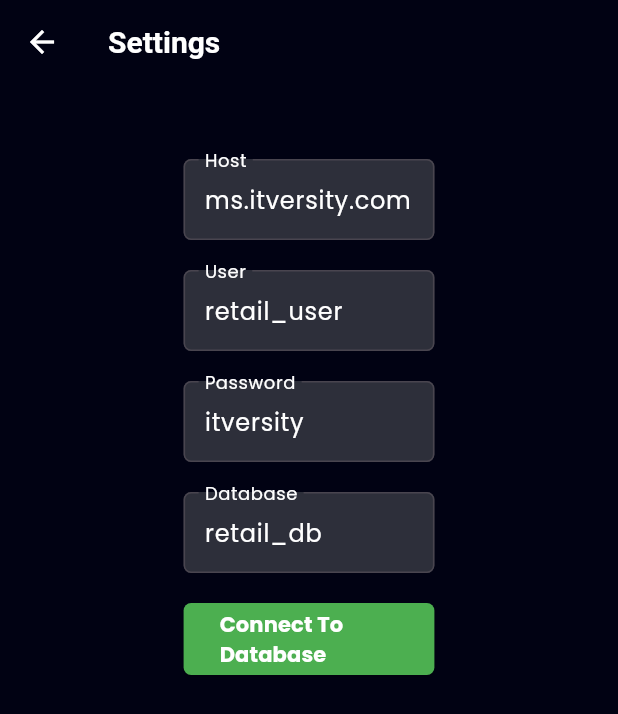
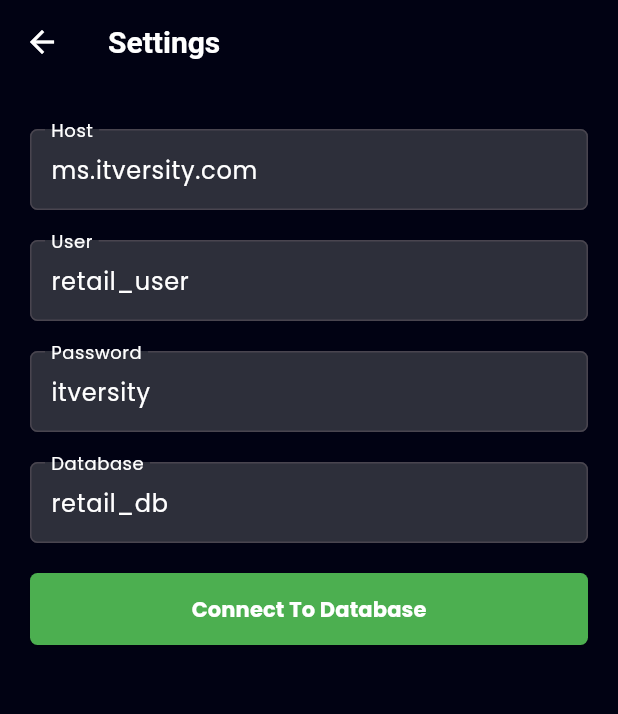
Before and after one commit to Rohit-554/reboot_h4b, a Flutter app: the ChatPage screen opened directly, after a tap on the "settings" icon, on a phone screen of 412 x 824 dp. Shown: the top 714 px of the screen. Run offline on Flutter 3.47's test engine with Material 3 defaults, Android fonts, the light colour scheme and no system bars; our stand-ins replace dio, flutter_markdown, flutter_riverpod, get_it, google_fonts, loading_animation_widget and 2 more; missing offline and left inert: glowy_borders; accounts and stored records are empty; network calls fail.

Commit message:
mediator page added

```diff
--- /dev/null
+++ b/devtools_options.yaml
@@ -0,0 +1,3 @@
+description: This file stores settings for Dart & Flutter DevTools.
+documentation: https://docs.flutter.dev/tools/devtools/extensions#configure-extension-enablement-states
+extensions:
--- a/lib/main.dart
+++ b/lib/main.dart
@@ -36,7 +36,7 @@ class _MyAppState extends State<MyApp> {
           appBarTheme: appBarTheme(),
           useMaterial3: true,
         ),
-        home: const MediatorPage()
+        home: const LandingPage()
     );
   }
 }
--- a/lib/presentation/settingsPage.dart
+++ b/lib/presentation/settingsPage.dart
@@ -9,7 +9,7 @@ import 'package:tiktik_v/presentation/use_case/get_chat_use_case.dart';
 import 'package:tiktik_v/provider/StateProviders.dart';
 
 import '../injection_container.dart';
-
+import 'mediator.dart';
 
 class ConnectionScreen extends ConsumerStatefulWidget {
   const ConnectionScreen({super.key});
@@ -24,7 +24,14 @@ class _ConnectionScreenState extends ConsumerState<ConnectionScreen> {
   TextEditingController user = TextEditingController(text: '');
   TextEditingController password = TextEditingController(text: '');
   TextEditingController dataBase = TextEditingController(text: '');
-  initTextControllers() async {
+
+  @override
+  void initState() {
+    super.initState();
+    initTextControllers();
+  }
+
+  Future<void> initTextControllers() async {
     SharedPreferences prefs = await SharedPreferences.getInstance();
     host.text = ref.read(hostProvider);
     user.text = ref.read(userProvider);
@@ -32,18 +39,11 @@ class _ConnectionScreenState extends ConsumerState<ConnectionScreen> {
     dataBase.text = ref.read(databaseProvider).toString();
   }
 
-
-  updateProviders() {
+  void updateProviders() {
     ref.read(hostProvider.notifier).state = host.text;
     ref.read(userProvider.notifier).state = user.text;
     ref.read(passwordProvider.notifier).state = password.text;
     ref.read(databaseProvider.notifier).state = dataBase.text;
-  }
-
-  @override
-  void initState() {
-    super.initState();
-    initTextControllers();
   }
 
   @override
@@ -52,6 +52,7 @@ class _ConnectionScreenState extends ConsumerState<ConnectionScreen> {
     double height = MediaQuery.of(context).size.height;
     bool isConnectedToLg = ref.watch(isDatabaseConnected);
     double paddingValue = width * 0.2;
+
     return SafeArea(
       child: Scaffold(
         appBar: AppBar(
@@ -68,43 +69,53 @@ class _ConnectionScreenState extends ConsumerState<ConnectionScreen> {
         ),
         body: SingleChildScrollView(
           child: Padding(
-            padding: const EdgeInsets.all(40),
+            padding: const EdgeInsets.all(20),
             child: Column(
               children: [
                 customInput(host, "Host"),
                 customInput(user, "User"),
                 customInput(password, "Password"),
                 customInput(dataBase, "Database"),
-                /*customInput(chatUserNameController, "Enter your name"),*/
                 Padding(
-                  padding:  EdgeInsets.only(left: paddingValue, right: paddingValue, top: 10, bottom: 10),
+                  padding: EdgeInsets.symmetric(vertical: 10),
                   child: SizedBox(
                     height: 48,
                     width: width,
                     child: ElevatedButton(
                       style: ElevatedButton.styleFrom(
-                        backgroundColor: ref.read(isDatabaseConnected) ? Colors.redAccent : Colors.green,
+                        backgroundColor: isConnectedToLg ? Colors.redAccent : Colors.green,
                         shape: RoundedRectangleBorder(
                           borderRadius: BorderRadius.circular(5.0),
                         ),
                       ),
                       onPressed: () {
                         updateProviders();
-                        if (!ref.read(isDatabaseConnected)) {
+                        if (isConnectedToLg) {
+                          _disconnectFromDatabase(ref);
+                        } else {
                           setState(() {
                             isLoading = true;
                           });
-                          _connectToDatabase(ref,host.text,user.text,password.text,dataBase.text);
+                          _connectToDatabase(ref, host.text, user.text, password.text, dataBase.text).then((_) {
+                            setState(() {
+                              isLoading = false;
+                            });
+                            Navigator.push(
+                              context,
+                              MaterialPageRoute(builder: (context) => MediatorPage()),
+                            );
+                          });
                         }
                       },
-                      child: const Text(
-                        "Connect To Database",
-                        style: TextStyle(color: Colors.white, fontWeight: FontWeight.bold),
+                      child: isLoading
+                          ? CircularProgressIndicator(color: Colors.white)
+                          : Text(
+                        isConnectedToLg ? "Disconnect" : "Connect To Database",
+                        style: const TextStyle(color: Colors.white, fontWeight: FontWeight.bold),
                       ),
                     ),
                   ),
                 ),
-
               ],
             ),
           ),
@@ -114,14 +125,11 @@ class _ConnectionScreenState extends ConsumerState<ConnectionScreen> {
   }
 
   Widget customInput(TextEditingController controller, String labelText) {
-    double width = MediaQuery.of(context).size.width;
-    double height = MediaQuery.of(context).size.height;
-    double paddingValue = width * 0.2;
     return Padding(
-      padding:  EdgeInsets.only(left: paddingValue, right: paddingValue, top: 10, bottom: 10),
+      padding: const EdgeInsets.symmetric(vertical: 10),
       child: TextFormField(
         controller: controller,
-        style: TextStyle(color: Colors.white), // Text color
+        style: TextStyle(color: Colors.white),
         decoration: InputDecoration(
           labelText: labelText,
           labelStyle: TextStyle(color: Colors.white),
@@ -149,10 +157,8 @@ class _ConnectionScreenState extends ConsumerState<ConnectionScreen> {
     dataBase.dispose();
     super.dispose();
   }
-}
 
-void _connectToDatabase(WidgetRef ref, String host, String user, String password, String database) async{
-
+  Future<void> _connectToDatabase(WidgetRef ref, String host, String user, String password, String database) async {
     final useCase = sl<ConnectToDatabaseUseCase>();
     final chatUseCase = sl<GetChatUseCase>();
 
@@ -164,18 +170,21 @@ void _connectToDatabase(WidgetRef ref, String host, String user, String password
         database: database,
       );
       print("Response${response.data}");
-    if(response.data!.isNotEmpty){
+      if (response.data!.isNotEmpty) {
         print("ChatId${response.data}");
         ref.read(chatIdProvider.notifier).state = response.data!;
         ref.read(isDatabaseConnected.notifier).state = true;
       }
-    // var chatResponse = await chatUseCase.execute(chatId: response.data!, query: "Which is the best performing product in terms of revenue?");
-    // print("Chatresponse${chatResponse.data}");
-  }catch(e){
+    } catch (e) {
       print(e);
     }
   }
 
+  void _disconnectFromDatabase(WidgetRef ref) {
+    ref.read(chatIdProvider.notifier).state = '';
+    ref.read(isDatabaseConnected.notifier).state = false;
+  }
+}
 
 class ControlButton extends StatelessWidget {
   final IconData icon;
--- a/pubspec.yaml
+++ b/pubspec.yaml
@@ -47,6 +47,7 @@ dependencies:
   flutter_markdown: ^0.7.2+1
   lottie: ^3.1.2
   charts_flutter: ^0.12.0
+  latext: ^0.4.1
 
 dev_dependencies:
   flutter_test:
```
Also changed, not shown: lib/presentation/LandingPage.dart (+7 -6 lines), lib/presentation/mediator.dart (+23 -31 lines), lib/presentation/temp.dart (+21 -5 lines), pubspec.lock. Lines whose indentation alone changed are shown as unchanged.
